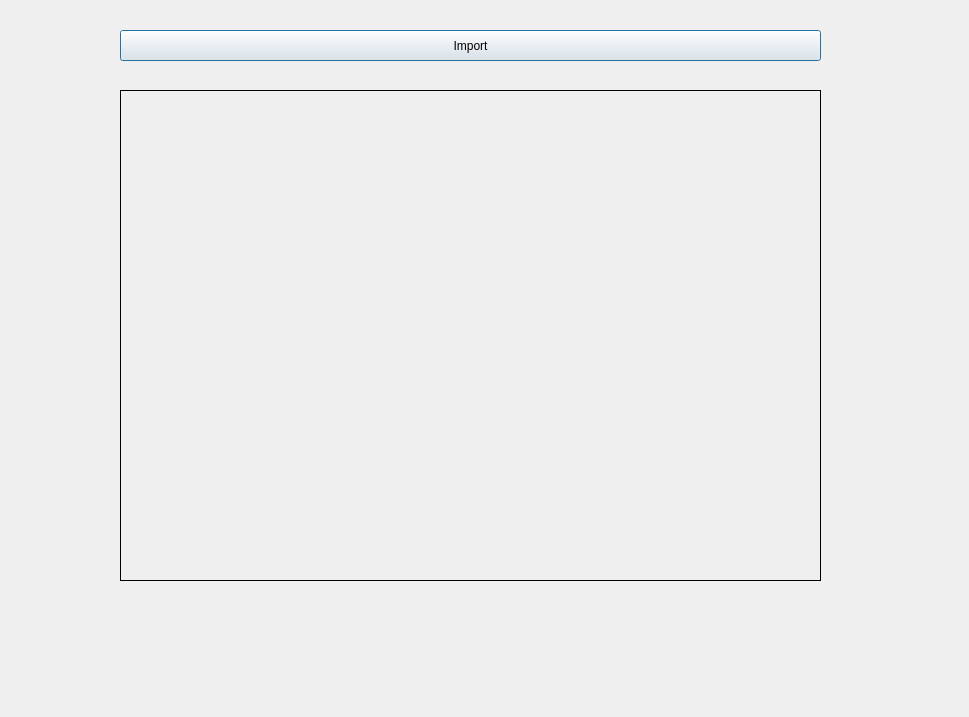
The window that main_dialog.ui (prateekgurnani10/Image_recognition) describes before a commit, drawn with Qt 5.
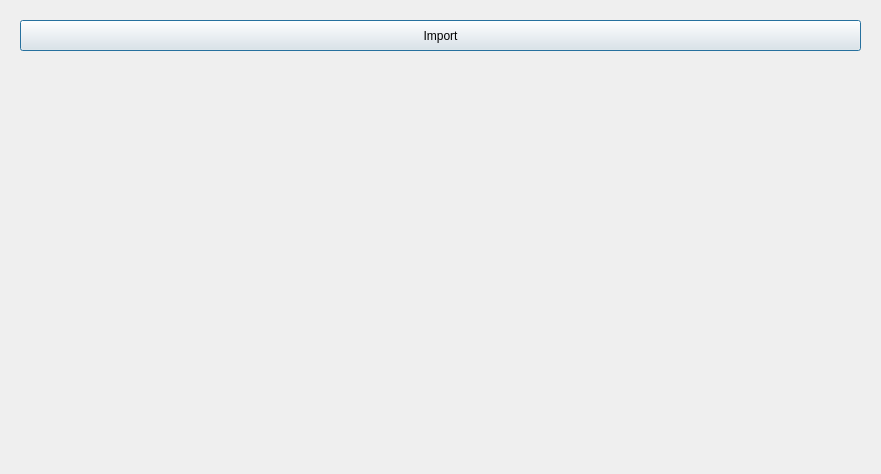
The same window after the commit.

Patch:
```diff
--- a/main_dialog.ui
+++ b/main_dialog.ui
@@ -6,8 +6,8 @@
    <rect>
     <x>0</x>
     <y>0</y>
-    <width>969</width>
-    <height>717</height>
+    <width>881</width>
+    <height>474</height>
    </rect>
   </property>
   <property name="windowTitle">
@@ -16,9 +16,9 @@
   <widget class="QPushButton" name="importButton">
    <property name="geometry">
     <rect>
-     <x>120</x>
-     <y>30</y>
-     <width>701</width>
+     <x>20</x>
+     <y>20</y>
+     <width>841</width>
      <height>31</height>
     </rect>
    </property>
@@ -29,14 +29,14 @@
   <widget class="QLabel" name="imgLabel">
    <property name="geometry">
     <rect>
-     <x>120</x>
-     <y>90</y>
-     <width>701</width>
-     <height>491</height>
+     <x>20</x>
+     <y>60</y>
+     <width>841</width>
+     <height>301</height>
     </rect>
    </property>
    <property name="frameShape">
-    <enum>QFrame::Box</enum>
+    <enum>QFrame::NoFrame</enum>
    </property>
    <property name="text">
     <string/>
```
